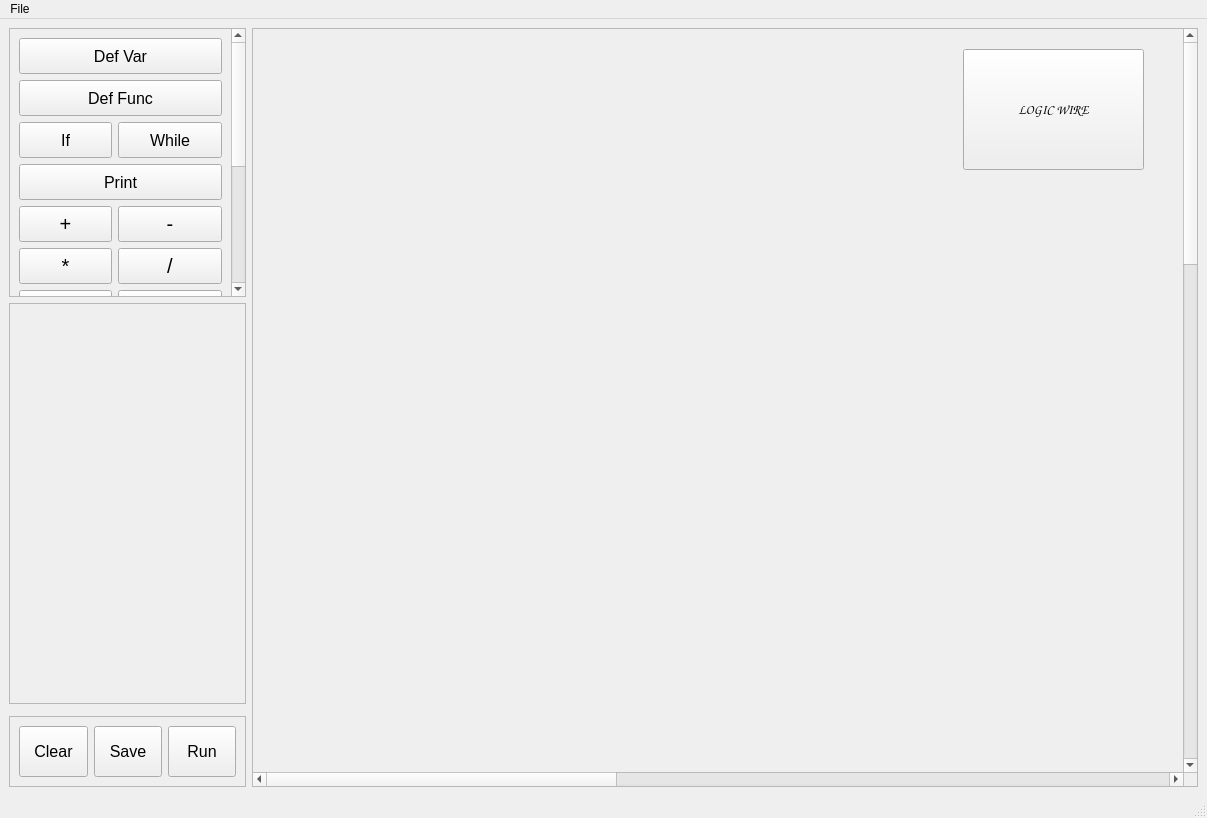
This is mainwindow.ui in CrescentonC/COMP2012H_19_Fall_Project as Qt 5 draws it before an edit. The edited form follows.
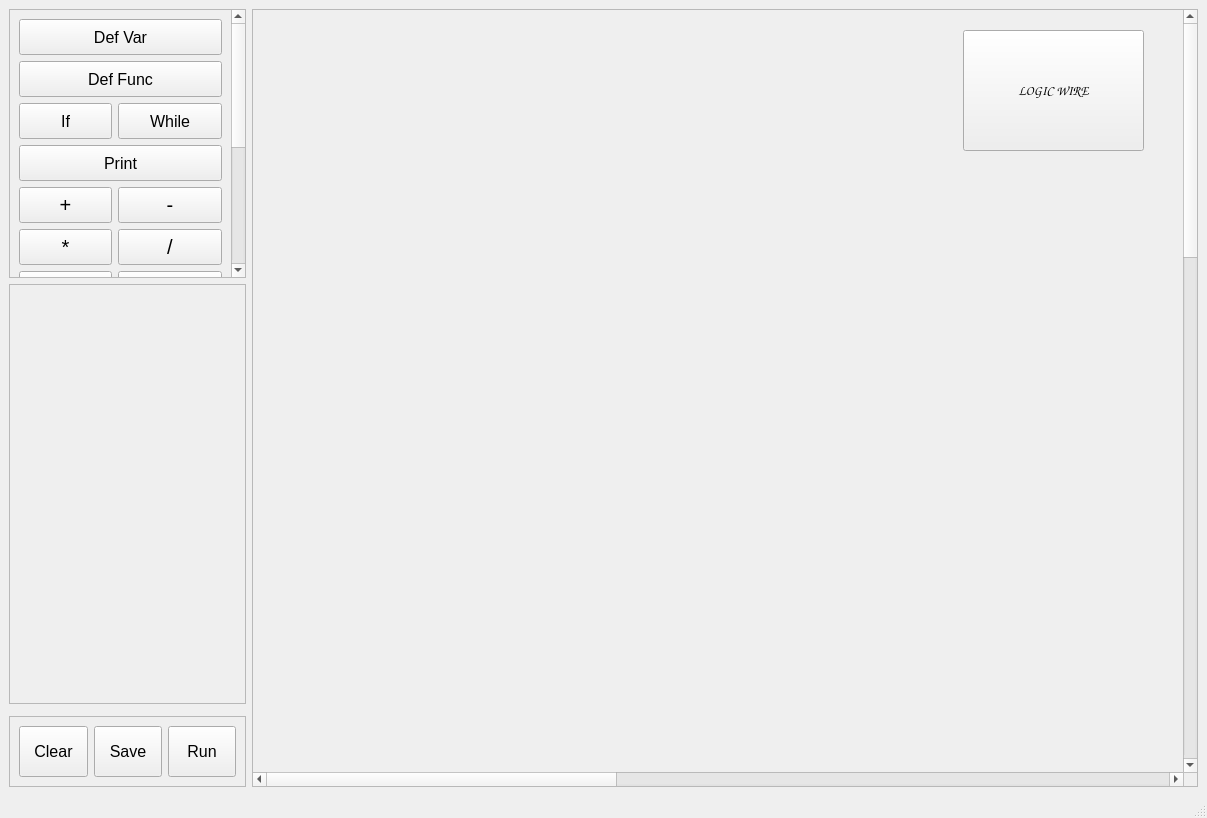
This is the edited form.

Commit message: block area size now ok

The edit to the form file:
```diff
--- a/mainwindow.ui
+++ b/mainwindow.ui
@@ -210,10 +210,10 @@
       <widget class="QWidget" name="blockChoiceArea_content">
        <property name="geometry">
         <rect>
-         <x>-60</x>
-         <y>-146</y>
-         <width>312</width>
-         <height>557</height>
+         <x>0</x>
+         <y>0</y>
+         <width>218</width>
+         <height>516</height>
         </rect>
        </property>
        <layout class="QGridLayout" name="gridLayout_2">
@@ -614,6 +614,12 @@
     </item>
     <item row="1" column="0">
      <widget class="QScrollArea" name="showDefined_area">
+      <property name="maximumSize">
+       <size>
+        <width>240</width>
+        <height>16777215</height>
+       </size>
+      </property>
       <property name="widgetResizable">
        <bool>true</bool>
       </property>
@@ -622,8 +628,8 @@
         <rect>
          <x>0</x>
          <y>0</y>
-         <width>232</width>
-         <height>373</height>
+         <width>235</width>
+         <height>401</height>
         </rect>
        </property>
       </widget>
@@ -640,14 +646,6 @@
      <height>23</height>
     </rect>
    </property>
-   <widget class="QMenu" name="menuFile">
-    <property name="title">
-     <string>File</string>
-    </property>
-    <addaction name="actionNew"/>
-    <addaction name="actionLoad"/>
-   </widget>
-   <addaction name="menuFile"/>
   </widget>
   <widget class="QStatusBar" name="statusbar"/>
   <action name="actionNew">
```
The commit also changes 1 other file.
